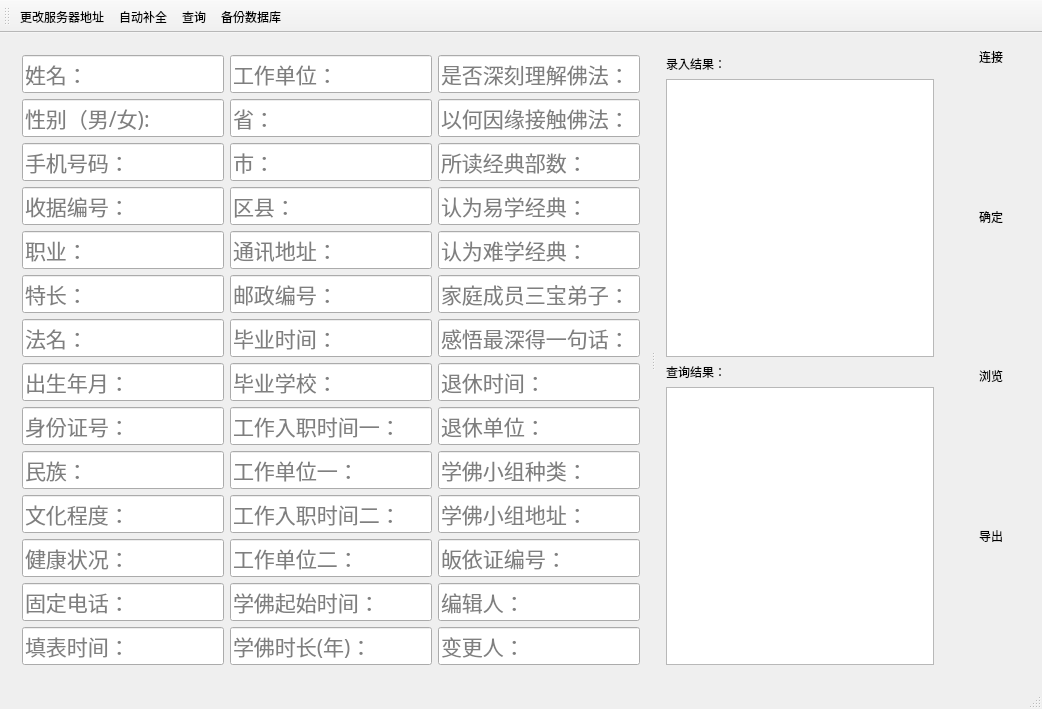
crouse/connect, file connect.ui: the form before one commit.
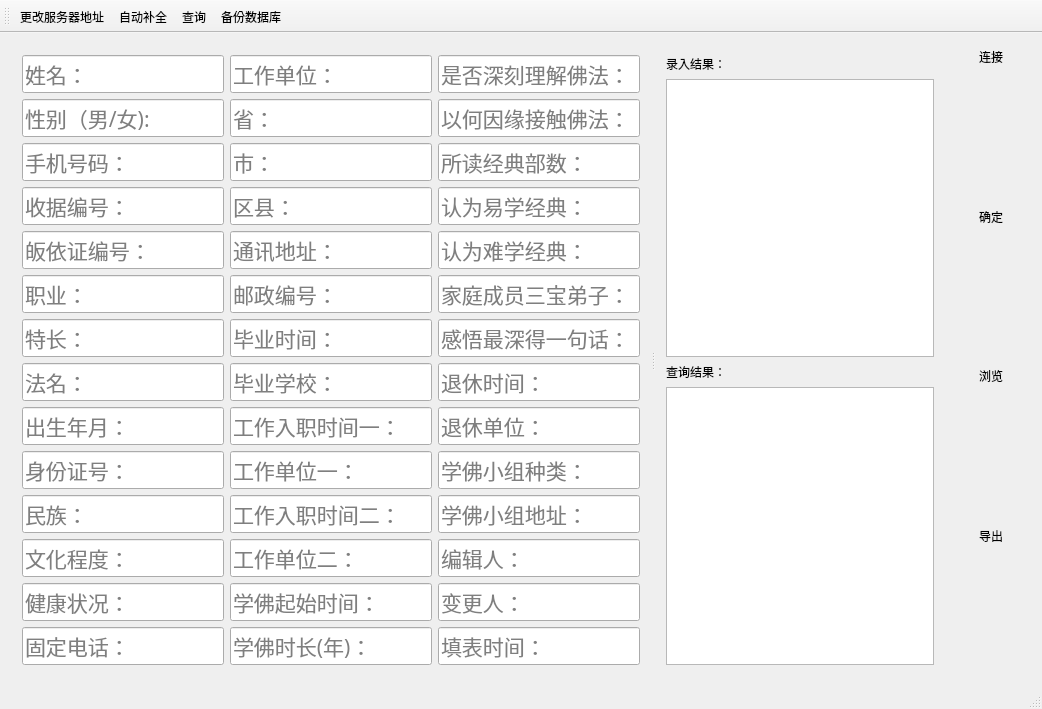
The form after the commit. Icons and pictures are not drawn.

Commit message: 更改一些东东

```diff
--- a/connect.ui
+++ b/connect.ui
@@ -163,6 +163,30 @@
             </property>
            </widget>
           </item>
+          <item>
+           <widget class="QLineEdit" name="lineEditCode">
+            <property name="sizePolicy">
+             <sizepolicy hsizetype="Expanding" vsizetype="Expanding">
+              <horstretch>0</horstretch>
+              <verstretch>0</verstretch>
+             </sizepolicy>
+            </property>
+            <property name="font">
+             <font>
+              <pointsize>16</pointsize>
+             </font>
+            </property>
+            <property name="toolTip">
+             <string>皈依证编号</string>
+            </property>
+            <property name="styleSheet">
+             <string notr="true"/>
+            </property>
+            <property name="placeholderText">
+             <string>皈依证编号：</string>
+            </property>
+           </widget>
+          </item>
           <item>
            <widget class="QLineEdit" name="lineEditJob">
             <property name="sizePolicy">
@@ -382,30 +406,6 @@
             </property>
            </widget>
           </item>
-          <item>
-           <widget class="QLineEdit" name="lineEditTime">
-            <property name="sizePolicy">
-             <sizepolicy hsizetype="Expanding" vsizetype="Expanding">
-              <horstretch>0</horstretch>
-              <verstretch>0</verstretch>
-             </sizepolicy>
-            </property>
-            <property name="font">
-             <font>
-              <pointsize>16</pointsize>
-             </font>
-            </property>
-            <property name="toolTip">
-             <string>&lt;html&gt;&lt;head/&gt;&lt;body&gt;&lt;p&gt;填表时间，如：2014.12.01&lt;/p&gt;&lt;/body&gt;&lt;/html&gt;</string>
-            </property>
-            <property name="styleSheet">
-             <string notr="true"/>
-            </property>
-            <property name="placeholderText">
-             <string>填表时间：</string>
-            </property>
-           </widget>
-          </item>
          </layout>
         </item>
         <item>
@@ -1020,30 +1020,6 @@
             </property>
            </widget>
           </item>
-          <item>
-           <widget class="QLineEdit" name="lineEditCode">
-            <property name="sizePolicy">
-             <sizepolicy hsizetype="Expanding" vsizetype="Expanding">
-              <horstretch>0</horstretch>
-              <verstretch>0</verstretch>
-             </sizepolicy>
-            </property>
-            <property name="font">
-             <font>
-              <pointsize>16</pointsize>
-             </font>
-            </property>
-            <property name="toolTip">
-             <string>皈依证编号</string>
-            </property>
-            <property name="styleSheet">
-             <string notr="true"/>
-            </property>
-            <property name="placeholderText">
-             <string>皈依证编号：</string>
-            </property>
-           </widget>
-          </item>
           <item>
            <widget class="QLineEdit" name="lineEditor">
             <property name="sizePolicy">
@@ -1092,6 +1068,30 @@
             </property>
            </widget>
           </item>
+          <item>
+           <widget class="QLineEdit" name="lineEditTime">
+            <property name="sizePolicy">
+             <sizepolicy hsizetype="Expanding" vsizetype="Expanding">
+              <horstretch>0</horstretch>
+              <verstretch>0</verstretch>
+             </sizepolicy>
+            </property>
+            <property name="font">
+             <font>
+              <pointsize>16</pointsize>
+             </font>
+            </property>
+            <property name="toolTip">
+             <string>&lt;html&gt;&lt;head/&gt;&lt;body&gt;&lt;p&gt;填表时间，如：2014.12.01&lt;/p&gt;&lt;/body&gt;&lt;/html&gt;</string>
+            </property>
+            <property name="styleSheet">
+             <string notr="true"/>
+            </property>
+            <property name="placeholderText">
+             <string>填表时间：</string>
+            </property>
+           </widget>
+          </item>
          </layout>
         </item>
        </layout>
```
Left out of the diff: 6 changed lines with no effect on the pictures. The commit also changes 2 other files.
